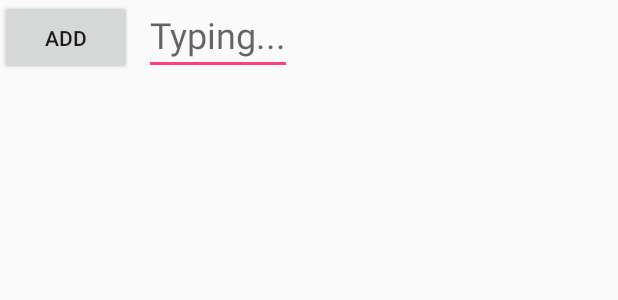
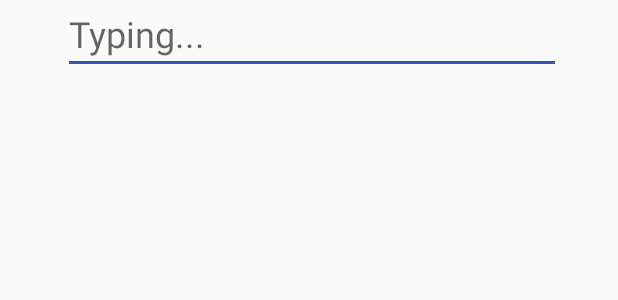
Before and after one commit to taoalpha/DL, an Android app: the layout content_main.xml on its own in the app's theme, with its tools: preview values and no code run, on a phone screen of 412 x 824 dp. Shown: the top 300 px of the screen. Run offline under Robolectric (Android 15) with nearby library versions, the light colour scheme and no system bars.

Commit message:
remove buttons, enter to add, checkbox to mark done

```diff
--- a/app/src/main/java/com/example/tao/dl/EditItem.java
+++ b/app/src/main/java/com/example/tao/dl/EditItem.java
@@ -34,7 +34,7 @@ import java.sql.Timestamp;
 
 import static android.R.attr.description;
 import static android.R.attr.onClick;
-import static com.example.tao.dl.R.id.item_title;
+import static com.example.tao.dl.R.id.list_item;
 
 /**
  * Created by mengyingfan on 9/20/17.
--- a/app/src/main/res/layout/content_main.xml
+++ b/app/src/main/res/layout/content_main.xml
@@ -12,42 +12,34 @@
 
     <EditText
         android:id="@+id/editText"
-        android:layout_width="wrap_content"
-        android:layout_height="50dp"
+        android:layout_width="332dp"
+        android:layout_height="49dp"
         android:layout_alignParentTop="true"
         android:layout_centerHorizontal="true"
         android:layout_marginEnd="8dp"
         android:layout_marginLeft="8dp"
         android:layout_marginRight="8dp"
         android:layout_marginStart="8dp"
+        android:layout_marginTop="0dp"
+        android:backgroundTint="@color/colorPrimary"
         android:hint="Typing..."
+        android:textColorLink="@color/colorPrimaryDark"
+        android:textCursorDrawable="@null"
         android:textSize="24dp"
-        app:layout_constraintHorizontal_bias="0.0"
-        app:layout_constraintLeft_toRightOf="@+id/addBtn"
+        app:layout_constraintHorizontal_bias="0.529"
+        app:layout_constraintLeft_toLeftOf="parent"
         app:layout_constraintRight_toRightOf="parent"
-        app:layout_constraintTop_toTopOf="parent" />
-
-    <Button
-        android:id="@+id/addBtn"
-        android:layout_width="wrap_content"
-        android:layout_height="50dp"
-        android:layout_alignParentLeft="true"
-        android:onClick="addItem"
-        android:text="Add"
-        app:layout_constraintLeft_toLeftOf="parent"
         app:layout_constraintTop_toTopOf="parent"
-        android:layout_marginLeft="0dp"
-        android:layout_marginTop="0dp" />
+        tools:layout_editor_absoluteX="12dp" />
 
     <ListView
         android:id="@+id/item_list"
         android:layout_width="wrap_content"
         android:layout_height="wrap_content"
-        android:layout_marginLeft="8dp"
-        app:layout_constraintLeft_toLeftOf="parent"
+        android:layout_marginStart="8dp"
+        android:layout_marginTop="0dp"
+        app:layout_constraintRight_toRightOf="parent"
         app:layout_constraintTop_toBottomOf="@+id/editText"
-        app:layout_constraintRight_toRightOf="parent"
-        app:layout_constraintHorizontal_bias="1.0"
-        android:layout_marginStart="8dp" />
+        app:layout_constraintLeft_toLeftOf="@+id/editText" />
 
 </android.support.constraint.ConstraintLayout>
```
Also changed, not shown: app/src/main/java/com/example/tao/dl/MainActivity.java (+50 -8 lines), app/src/main/res/layout/item.xml (+15 -11 lines).
